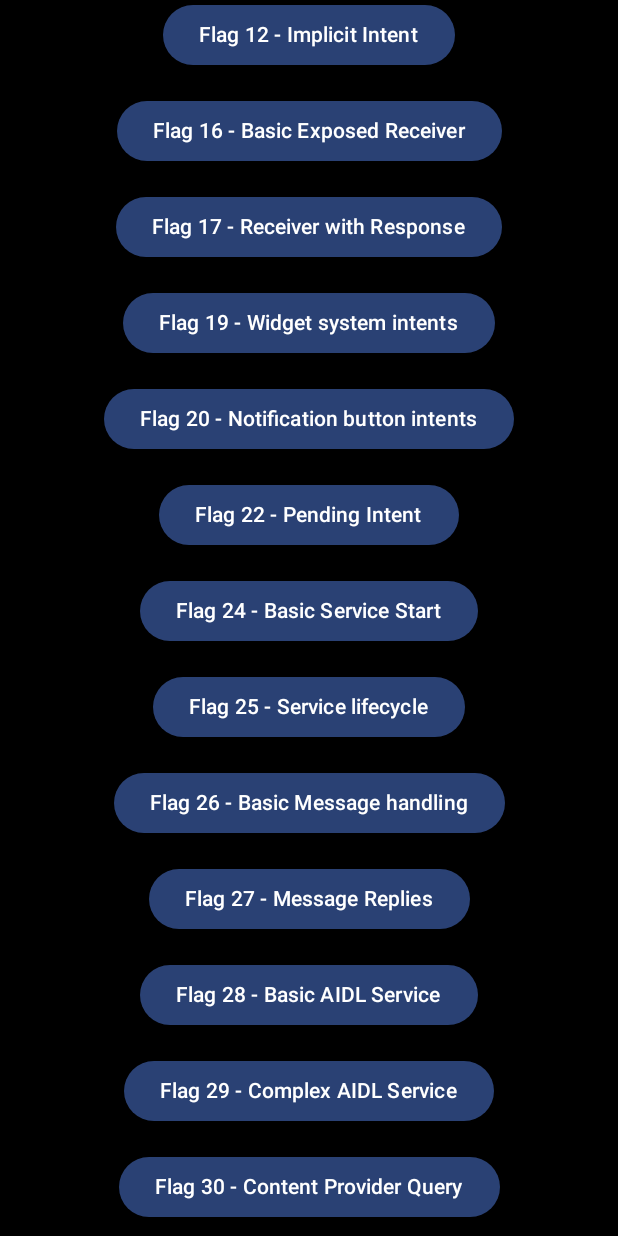
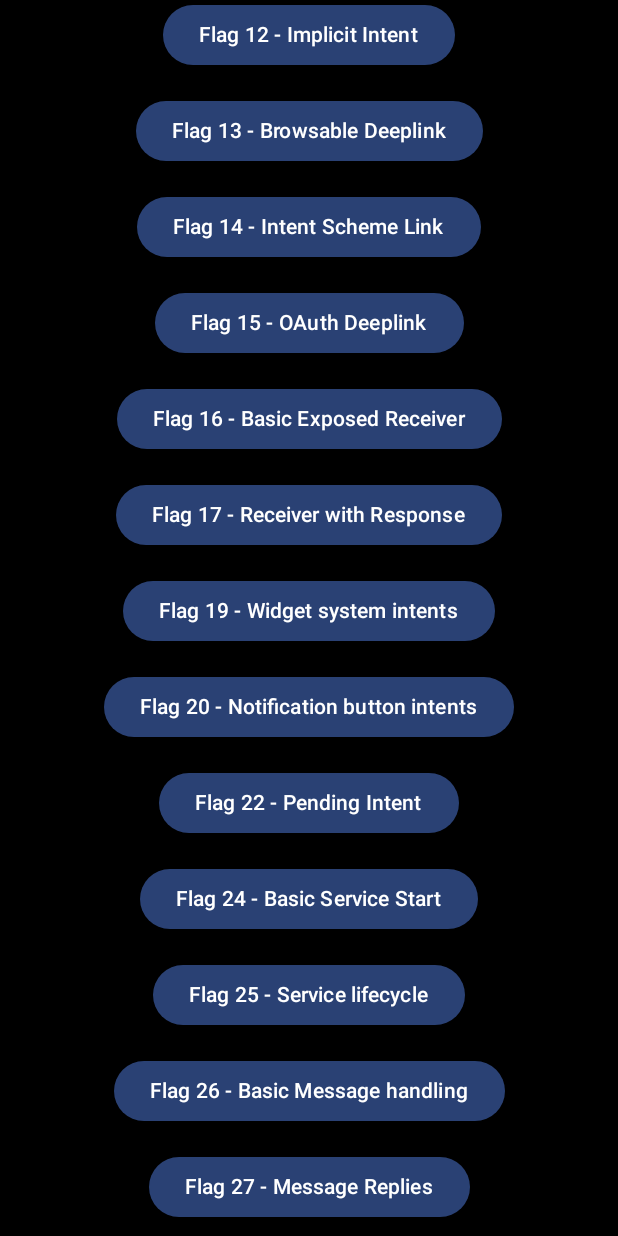
Before and after one commit to vishal2376/hextree-poc, an Android app built with Jetpack Compose: the screen it shows after launch (HextreeActivity), scrolled down 576 dp, on a phone screen of 412 x 824 dp. Run offline under Robolectric (Android 15) with nearby library versions, the phone set to English and light mode, and no system bars; libraries missing offline, so code that uses them is left out: io.hextree.attacksurface.

Commit message:
flag 13,14,15

```diff
--- a/app/src/main/java/com/vishal2376/hextreepoc/HextreeActivity.kt
+++ b/app/src/main/java/com/vishal2376/hextreepoc/HextreeActivity.kt
@@ -142,6 +142,9 @@ fun MainScreen(activity: HextreeActivity) {
 			Flag("Flag 8 - Activity Result") { attack.flag8() },
 			Flag("Flag 9 - Activity Result Flag") { attack.flag9() },
 			Flag("Flag 12 - Implicit Intent") { attack.flag12() },
+			Flag("Flag 13 - Browsable Deeplink") { attack.flag13() },
+			Flag("Flag 14 - Intent Scheme Link") { attack.flag14() },
+			Flag("Flag 15 - OAuth Deeplink") { attack.flag15() },
 			Flag("Flag 16 - Basic Exposed Receiver") { attack.flag16() },
 			Flag("Flag 17 - Receiver with Response") { attack.flag17() },
 			Flag("Flag 19 - Widget system intents") { attack.flag19() },
```
Also changed, not shown: app/src/main/java/com/vishal2376/hextreepoc/FlagsLogic.kt (+82 -0 lines).
